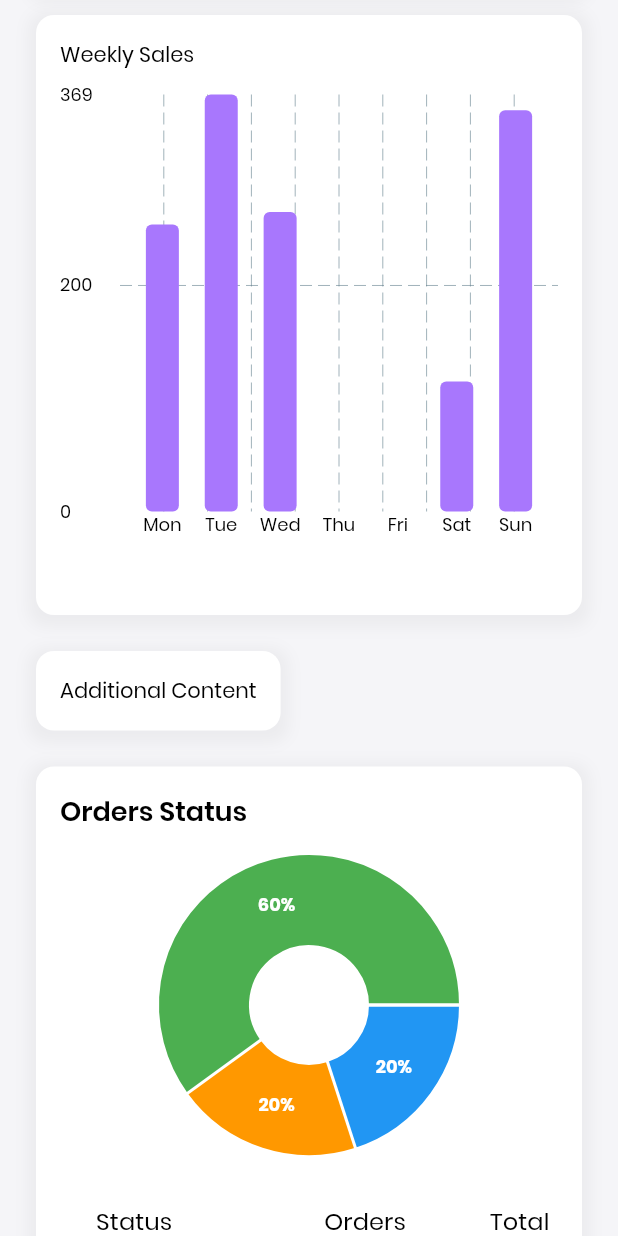
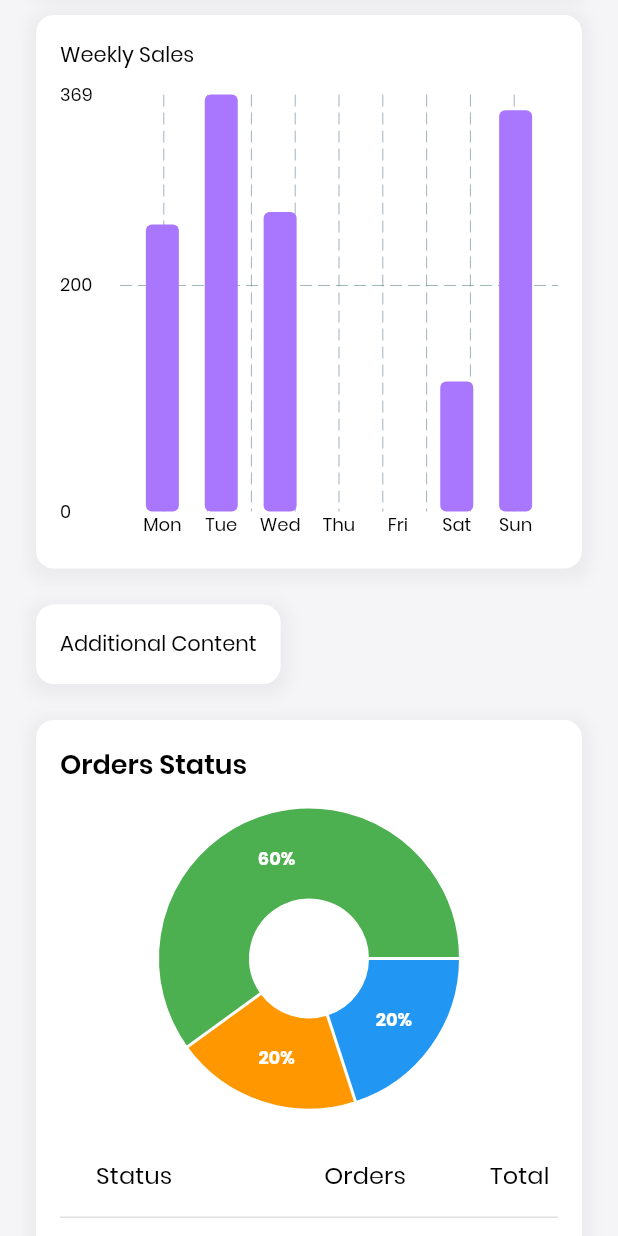
Before and after one commit to Meghanathan-P-H/Arilo_Adminpanel, a Flutter app: the DashboardMobile screen opened directly, scrolled down 576 dp, on a phone screen of 412 x 824 dp. Run offline on Flutter 3.47's test engine with Material 3 defaults, Android fonts, the phone set to English and light mode, and no system bars; drawn by our look-alikes of fl_chart; our stand-ins replace cached_network_image, cloud_firestore, connectivity_plus, data_table_2, firebase_auth, firebase_core and 7 more; missing offline and left inert: flutter_dropzone; accounts and stored records are empty.

Commit message:
layout error fixed

```diff
--- a/lib/common/widgets/responsive/screens/desktop_layout.dart
+++ b/lib/common/widgets/responsive/screens/desktop_layout.dart
@@ -18,7 +18,6 @@ class DesktopLayout extends StatelessWidget {
             flex: 5,
             child: Column(
               children: [
-                //header
                 AriloHeader(),
 
                 Expanded(child: body ?? const SizedBox()),
--- a/lib/features/shop/screens/dashbord/resposive_screens/dashboard_desk.dart
+++ b/lib/features/shop/screens/dashbord/resposive_screens/dashboard_desk.dart
@@ -78,7 +78,7 @@ class DashboardDesk extends StatelessWidget {
               Row(
                 crossAxisAlignment: CrossAxisAlignment.start,
                 children: [
-                  BarGraph(),
+                  BarGraph(useExpanded: true, flex: 2),
 
                   const SizedBox(width: 16),
 
--- a/lib/features/shop/screens/dashbord/resposive_screens/dashboard_mobile.dart
+++ b/lib/features/shop/screens/dashbord/resposive_screens/dashboard_mobile.dart
@@ -54,10 +54,7 @@ class DashboardMobile extends StatelessWidget {
               const SizedBox(height: 16),
 
 
-              SizedBox(
-                height: 400,
-                child: const BarGraph(),
-              ),
+              const BarGraph(useExpanded: false),
 
               const SizedBox(height: 24),
 
--- a/lib/features/shop/screens/dashbord/resposive_screens/dashboard_tab.dart
+++ b/lib/features/shop/screens/dashbord/resposive_screens/dashboard_tab.dart
@@ -71,10 +71,7 @@ class DashboardTab extends StatelessWidget {
               ),
 
               const SizedBox(height: 16),
-              SizedBox(
-                height: 400,
-                child: const BarGraph(),
-              ),
+              const BarGraph(useExpanded: false),
 
               const SizedBox(height: 24),
 
--- a/lib/features/shop/screens/dashbord/widgets/bar_graph.dart
+++ b/lib/features/shop/screens/dashbord/widgets/bar_graph.dart
@@ -6,17 +6,22 @@ import 'package:fl_chart/fl_chart.dart';
 import 'package:flutter/material.dart';
 import 'package:get/get.dart';
 
+class BarGraph extends StatelessWidget {
+  final bool useExpanded;
+  final int flex;
 
-class BarGraph extends StatelessWidget {
-  const BarGraph({super.key});
-
+  const BarGraph({
+    super.key,
+    this.useExpanded = true,
+    this.flex = 2,
+  });
 
   @override
   Widget build(BuildContext context) {
     final controller = Get.put(DashboardController());
-    return Expanded(
-      flex: 2,
-      child: ARoundedContainer(
+
+    // The actual chart content
+    Widget content = ARoundedContainer(
       padding: const EdgeInsets.all(16),
       child: Column(
         crossAxisAlignment: CrossAxisAlignment.start,
@@ -78,8 +83,8 @@ class BarGraph extends StatelessWidget {
           ),
         ],
       ),
-      ),
     );
+     return useExpanded ? Expanded(flex: flex, child: content) : content;
   }
 
   FlTitlesData _buildTitlesData() {
```
Lines whose indentation alone changed are shown as unchanged.
